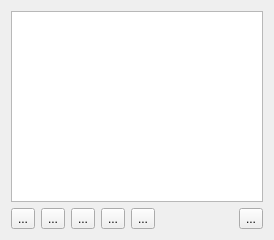
This is Qt/lib2/serial5/sendbox5/src/ui/text_widget.ui in RinatB2017/mega_GIT as Qt 5 draws it before an edit. The edited form follows.
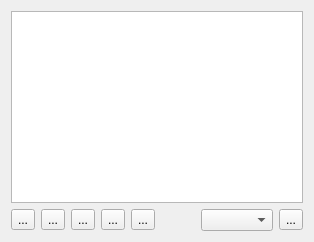
This is the edited form.

What changed in the file:
```diff
--- a/Qt/lib2/serial5/sendbox5/src/ui/text_widget.ui
+++ b/Qt/lib2/serial5/sendbox5/src/ui/text_widget.ui
@@ -2,14 +2,6 @@
 <ui version="4.0">
  <class>Text_widget</class>
  <widget class="QDialog" name="Text_widget">
-  <property name="geometry">
-   <rect>
-    <x>0</x>
-    <y>0</y>
-    <width>274</width>
-    <height>240</height>
-   </rect>
-  </property>
   <property name="windowTitle">
    <string>Send command</string>
   </property>
@@ -67,6 +59,9 @@
        </property>
       </spacer>
      </item>
+     <item>
+      <widget class="QComboBox" name="cb_append"/>
+     </item>
      <item>
       <widget class="QToolButton" name="btn_run">
        <property name="text">
```
Left out of the diff: 1 changed line with no effect on the pictures.
